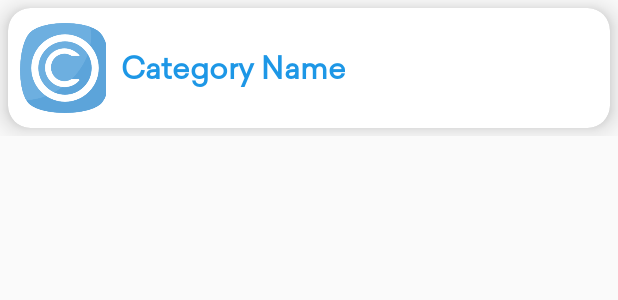
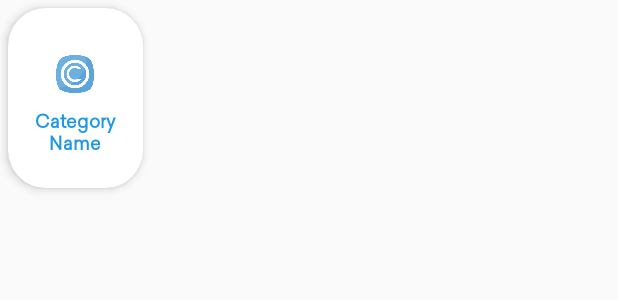
Before and after one commit to yogesh67gurjar/POS, an Android app: the layout category_item.xml on its own in the app's theme, with its tools: preview values and no code run, on a phone screen of 412 x 824 dp. Shown: the top 300 px of the screen. Run offline under Robolectric (Android 15) with nearby library versions, the phone set to English and light mode, and no system bars.

Commit message:
twenty eight

```diff
--- a/app/src/main/java/com/app/superpos/settings/categories/CategoriesActivity.java
+++ b/app/src/main/java/com/app/superpos/settings/categories/CategoriesActivity.java
@@ -11,6 +11,7 @@ import android.widget.ImageView;
 import android.widget.Toast;
 
 import androidx.annotation.NonNull;
+import androidx.recyclerview.widget.GridLayoutManager;
 import androidx.recyclerview.widget.LinearLayoutManager;
 import androidx.recyclerview.widget.RecyclerView;
 
@@ -65,8 +66,9 @@ public class CategoriesActivity extends BaseActivity {
 
 
         // set a GridLayoutManager with default vertical orientation and 3 number of columns
-        LinearLayoutManager linearLayoutManager = new LinearLayoutManager(getApplicationContext());
-        recyclerView.setLayoutManager(linearLayoutManager); // set LayoutManager to RecyclerView
+        GridLayoutManager layoutManager=new GridLayoutManager(this,3);
+//        LinearLayoutManager linearLayoutManager = new LinearLayoutManager(getApplicationContext());
+        recyclerView.setLayoutManager(layoutManager); // set LayoutManager to RecyclerView
 
 
         recyclerView.setHasFixedSize(true);
--- a/app/src/main/res/layout/activity_categories.xml
+++ b/app/src/main/res/layout/activity_categories.xml
@@ -5,7 +5,6 @@
     xmlns:app="http://schemas.android.com/apk/res-auto"
     xmlns:tools="http://schemas.android.com/tools"
     android:background="@color/white"
-
     android:padding="16dp">
 
     <LinearLayout
--- a/app/src/main/res/layout/category_item.xml
+++ b/app/src/main/res/layout/category_item.xml
@@ -1,65 +1,43 @@
 <?xml version="1.0" encoding="utf-8"?>
-<RelativeLayout xmlns:android="http://schemas.android.com/apk/res/android"
+<androidx.cardview.widget.CardView xmlns:android="http://schemas.android.com/apk/res/android"
     xmlns:app="http://schemas.android.com/apk/res-auto"
-    xmlns:tools="http://schemas.android.com/tools"
-    android:layout_width="match_parent"
-    android:layout_height="wrap_content"
-    android:orientation="vertical">
-
-    <androidx.cardview.widget.CardView
-        android:layout_width="match_parent"
-        android:layout_height="wrap_content"
+    android:layout_width="90dp"
+    android:layout_height="120dp"
+    app:cardBackgroundColor="@color/white"
+    app:cardCornerRadius="25dp"
+    app:cardElevation="4dp"
     android:layout_margin="5dp"
-        app:cardBackgroundColor="@color/white"
-        app:cardCornerRadius="15dp"
-        android:foreground="?android:attr/selectableItemBackground"
-        app:cardPreventCornerOverlap="false"
-        app:cardElevation="10dp">
+    app:cardPreventCornerOverlap="false">
 
     <LinearLayout
         android:layout_width="match_parent"
         android:layout_height="match_parent"
-            android:baselineAligned="false"
-            android:orientation="horizontal">
-
-            <LinearLayout
-                android:layout_width="wrap_content"
-                android:layout_height="wrap_content"
-                android:layout_gravity="center"
+        android:paddingHorizontal="10dp"
+        android:paddingVertical="20dp"
         android:gravity="center"
         android:orientation="vertical">
 
         <ImageView
-                    android:layout_width="60dp"
-                    android:layout_height="80dp"
-                    android:layout_marginLeft="5dp"
-                    android:layout_weight="1"
+            android:layout_gravity="center"
+
+            android:layout_width="45dp"
+            android:layout_height="45dp"
             android:contentDescription="TODO"
             android:padding="10dp"
             android:scaleType="centerCrop"
             app:srcCompat="@drawable/category" />
-            </LinearLayout>
-
-            <LinearLayout
-                android:layout_width="wrap_content"
-                android:layout_height="match_parent"
-                android:layout_weight="1"
-                android:gravity="center|left"
-                android:orientation="vertical"
-                android:paddingLeft="10dp">
 
         <TextView
             android:id="@+id/txt_category_name"
             android:layout_width="wrap_content"
             android:layout_height="wrap_content"
             android:fontFamily="@font/sailec_regular"
+            android:gravity="center"
+            android:layout_gravity="center"
             android:text="@string/category_name"
-                    android:textStyle="bold"
+            android:textAlignment="center"
             android:textColor="@color/colorPrimary"
-                    android:textSize="20sp" />
-
-            </LinearLayout>
-
+            android:textSize="12sp"
+            android:textStyle="bold" />
     </LinearLayout>
 </androidx.cardview.widget.CardView>
-</RelativeLayout>
```
Also changed, not shown: app/src/main/res/layout/activity_settings.xml (+13 -29 lines), app/src/main/res/drawable/ic_cate.png (added), app/src/main/res/drawable/ic_info.png (added), app/src/main/res/drawable/ic_paymethod.png (added). Lines whose indentation alone changed are shown as unchanged.
